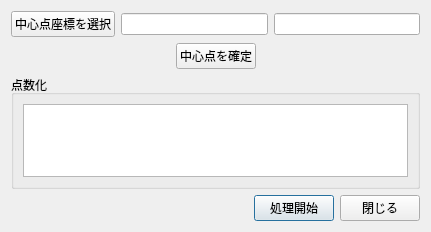
The window that sample_menu_02.ui (0712kazu/HazardMapGame_tool) describes before a commit, drawn with Qt 5.
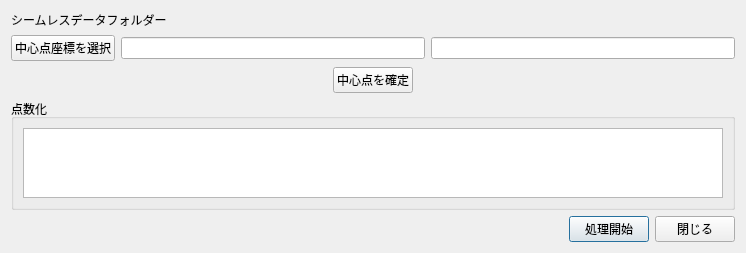
The same window after the commit. Custom widgets are drawn as their Qt base class.

```diff
--- a/sample_menu_02.ui
+++ b/sample_menu_02.ui
@@ -6,7 +6,7 @@
    <rect>
     <x>0</x>
     <y>0</y>
-    <width>431</width>
+    <width>738</width>
     <height>232</height>
    </rect>
   </property>
@@ -14,19 +14,26 @@
    <string>HMGデータ作成</string>
   </property>
   <layout class="QGridLayout" name="gridLayout">
-   <item row="4" column="0">
+   <item row="5" column="1">
     <widget class="QGroupBox" name="groupBox">
      <property name="title">
       <string>点数化</string>
      </property>
      <layout class="QGridLayout" name="gridLayout_2">
       <item row="0" column="0">
-       <widget class="QListView" name="listView"/>
+       <widget class="QListView" name="listView">
+        <property name="minimumSize">
+         <size>
+          <width>700</width>
+          <height>0</height>
+         </size>
+        </property>
+       </widget>
       </item>
      </layout>
     </widget>
    </item>
-   <item row="6" column="0">
+   <item row="7" column="1">
     <layout class="QHBoxLayout" name="horizontalLayout">
      <item>
       <spacer name="horizontalSpacer_3">
@@ -35,7 +42,7 @@
        </property>
        <property name="sizeHint" stdset="0">
         <size>
-         <width>40</width>
+         <width>60</width>
          <height>20</height>
         </size>
        </property>
@@ -57,7 +64,7 @@
      </item>
     </layout>
    </item>
-   <item row="1" column="0">
+   <item row="2" column="1">
     <layout class="QHBoxLayout" name="horizontalLayout_2">
      <item>
       <widget class="QPushButton" name="pushButton_choosepnt">
@@ -74,7 +81,7 @@
      </item>
     </layout>
    </item>
-   <item row="2" column="0">
+   <item row="3" column="1">
     <layout class="QHBoxLayout" name="horizontalLayout_3">
      <item>
       <spacer name="horizontalSpacer_2">
@@ -111,8 +118,29 @@
      </item>
     </layout>
    </item>
+   <item row="0" column="1">
+    <layout class="QHBoxLayout" name="horizontalLayout_4">
+     <item>
+      <widget class="QLabel" name="label">
+       <property name="text">
+        <string>シームレスデータフォルダー</string>
+       </property>
+      </widget>
+     </item>
+     <item>
+      <widget class="QgsFileWidget" name="mQgsFileWidget"/>
+     </item>
+    </layout>
+   </item>
   </layout>
  </widget>
+ <customwidgets>
+  <customwidget>
+   <class>QgsFileWidget</class>
+   <extends>QWidget</extends>
+   <header>qgsfilewidget.h</header>
+  </customwidget>
+ </customwidgets>
  <resources/>
  <connections/>
 </ui>
```
